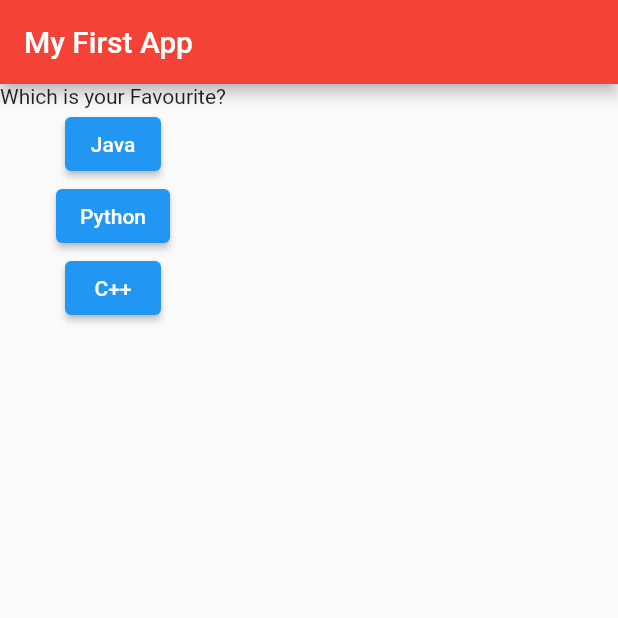
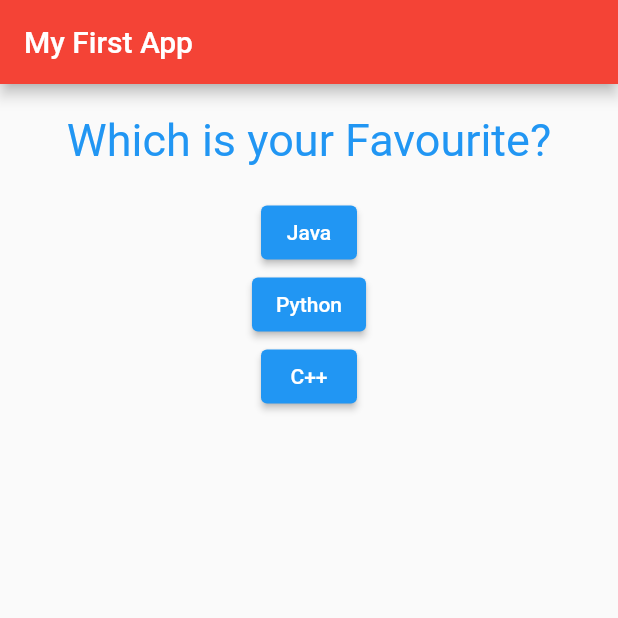
Before and after one commit to TRohit20/Flutter-Playground, a Flutter app: the screen it shows after launch, on a phone screen of 412 x 824 dp, the top half of it. Run offline on Flutter 3.47's test engine with Material 2 defaults, Android fonts, the phone set to English and light mode, and no system bars.

Commit message:
Basic Styling and Container Wrapping
Using the Container method, we style the question text a little.

```diff
--- a/basic_app/lib/question.dart
+++ b/basic_app/lib/question.dart
@@ -11,6 +11,14 @@ class Question extends StatelessWidget {
 
   @override
   Widget build(BuildContext context) {
-    return Text(question);
+    return Container(
+      width: double.infinity,
+      margin: EdgeInsets.all(20),
+      child: Text(
+        question,
+        style: TextStyle(fontSize: 30, color: Colors.blue),
+        textAlign: TextAlign.center,
+      ),
+    );
   }
 }
```
Also changed, not shown: 1 other file.
